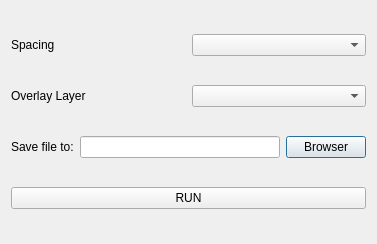
The window that tools/ui_CreateGrid.ui (fdamo/openoise) describes before a commit, drawn with Qt 5.
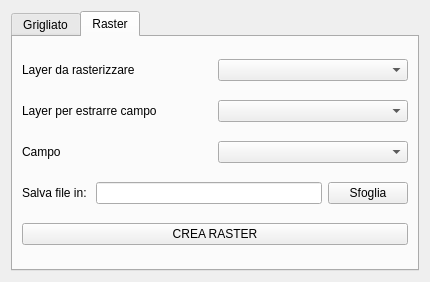
The same window after the commit. The open tabs and pages were chosen to show the change. Custom widgets are drawn as their Qt base class.

What changed in the file:
```diff
--- a/tools/ui_CreateGrid.ui
+++ b/tools/ui_CreateGrid.ui
@@ -6,20 +6,58 @@
    <rect>
     <x>0</x>
     <y>0</y>
-    <width>377</width>
-    <height>244</height>
+    <width>430</width>
+    <height>282</height>
    </rect>
   </property>
   <property name="windowTitle">
    <string>Dialog</string>
   </property>
-  <layout class="QVBoxLayout" name="verticalLayout">
-   <item>
     <layout class="QHBoxLayout" name="horizontalLayout_2">
      <item>
+    <widget class="QTabWidget" name="tabWidget">
+     <property name="currentIndex">
+      <number>0</number>
+     </property>
+     <widget class="QWidget" name="crateGrid">
+      <attribute name="title">
+       <string>Grigliato</string>
+      </attribute>
+      <layout class="QGridLayout" name="gridLayout_3">
+       <item row="2" column="0">
+        <layout class="QGridLayout" name="gridLayout">
+         <item row="0" column="0">
+          <widget class="QLabel" name="label_6">
+           <property name="text">
+            <string>Salva file in: </string>
+           </property>
+          </widget>
+         </item>
+         <item row="0" column="1">
+          <widget class="QLineEdit" name="gridpoint_lineEdit"/>
+         </item>
+         <item row="0" column="2">
+          <widget class="QPushButton" name="gridSave_pushButton">
+           <property name="text">
+            <string>Sfoglia</string>
+           </property>
+          </widget>
+         </item>
+        </layout>
+       </item>
+       <item row="3" column="0">
+        <widget class="QPushButton" name="runGrid_pushButton">
+         <property name="text">
+          <string>CREA GRIGLIA</string>
+         </property>
+        </widget>
+       </item>
+       <item row="0" column="0">
+        <layout class="QHBoxLayout" name="horizontalLayout">
+         <item>
       <widget class="QLabel" name="label_2">
        <property name="text">
-        <string>Spacing</string>
+            <string>Spaziatura</string>
        </property>
       </widget>
      </item>
@@ -28,12 +66,12 @@
      </item>
     </layout>
    </item>
-   <item>
-    <layout class="QHBoxLayout" name="horizontalLayout_3">
+       <item row="1" column="0">
+        <layout class="QHBoxLayout" name="horizontalLayout_5">
      <item>
       <widget class="QLabel" name="label_3">
        <property name="text">
-        <string>Overlay Layer</string>
+            <string>Layer di Sovrapposizione</string>
        </property>
       </widget>
      </item>
@@ -42,37 +80,95 @@
      </item>
     </layout>
    </item>
+      </layout>
+     </widget>
+     <widget class="QWidget" name="createRaster">
+      <attribute name="title">
+       <string>Raster</string>
+      </attribute>
+      <layout class="QGridLayout" name="gridLayout_2">
+       <item row="0" column="0">
+        <layout class="QHBoxLayout" name="horizontalLayout_3">
    <item>
-    <layout class="QHBoxLayout" name="horizontalLayout_4">
+          <widget class="QLabel" name="label_7">
+           <property name="text">
+            <string>Layer da rasterizzare</string>
+           </property>
+          </widget>
+         </item>
+         <item>
+          <widget class="QgsMapLayerComboBox" name="layerTOrasterize_ComboBox"/>
+         </item>
+        </layout>
+       </item>
+       <item row="1" column="0">
+        <layout class="QHBoxLayout" name="horizontalLayout_7">
+         <item>
+          <widget class="QLabel" name="label">
+           <property name="text">
+            <string>Layer per estrarre campo</string>
+           </property>
+          </widget>
+         </item>
+         <item>
+          <widget class="QgsMapLayerComboBox" name="layerList_ComboBox"/>
+         </item>
+        </layout>
+       </item>
+       <item row="2" column="0">
+        <layout class="QHBoxLayout" name="horizontalLayout_8">
+         <item>
+          <widget class="QLabel" name="label_5">
+           <property name="text">
+            <string>Campo</string>
+           </property>
+          </widget>
+         </item>
+         <item>
+          <widget class="QgsFieldComboBox" name="fieldsLayer_ComboBox"/>
+         </item>
+        </layout>
+       </item>
+       <item row="3" column="0">
+        <layout class="QHBoxLayout" name="horizontalLayout_6">
      <item>
       <widget class="QLabel" name="label_4">
        <property name="text">
-        <string>Save file to:</string>
+            <string>Salva file in: </string>
        </property>
       </widget>
      </item>
      <item>
-      <widget class="QLineEdit" name="gridpoint_lineEdit"/>
+          <widget class="QLineEdit" name="raster_lineEdit"/>
      </item>
      <item>
-      <widget class="QPushButton" name="outputSave_pushButton">
+          <widget class="QPushButton" name="rasterSave_pushButton">
        <property name="text">
-        <string>Browser</string>
+            <string>Sfoglia</string>
        </property>
       </widget>
      </item>
     </layout>
    </item>
-   <item>
-    <widget class="QPushButton" name="run_pushButton">
+       <item row="4" column="0">
+        <widget class="QPushButton" name="runRaster_pushButton">
      <property name="text">
-      <string>RUN</string>
-     </property>
+          <string>CREA RASTER</string>
+         </property>
+        </widget>
+       </item>
+      </layout>
+     </widget>
     </widget>
    </item>
   </layout>
  </widget>
  <customwidgets>
+  <customwidget>
+   <class>QgsFieldComboBox</class>
+   <extends>QComboBox</extends>
+   <header>qgsfieldcombobox.h</header>
+  </customwidget>
   <customwidget>
    <class>QgsMapLayerComboBox</class>
    <extends>QComboBox</extends>
```
Left out of the diff: 35 changed lines with no effect on the pictures. Lines whose indentation alone changed are shown as unchanged.
